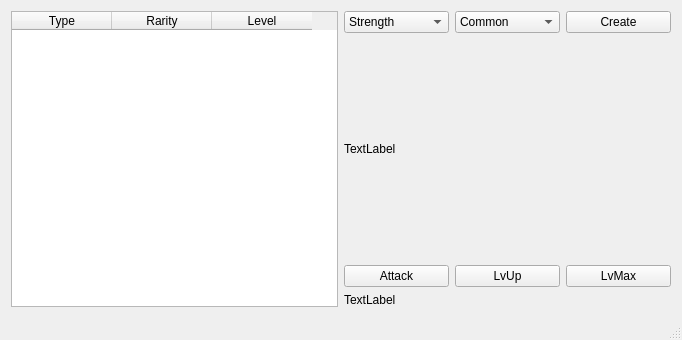
Shantom/PokeMon, file Client/mainwindow.ui: the form before one commit.
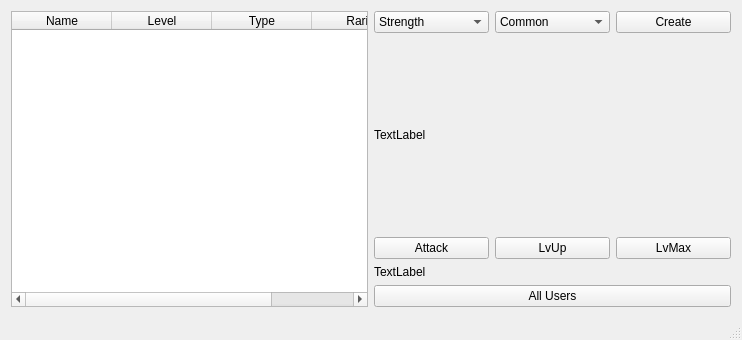
The form after the commit.

Commit message: 1.Users can check all users in client form 2.Users can check all his or her monsters in client form

What changed in the file:
```diff
--- a/Client/mainwindow.ui
+++ b/Client/mainwindow.ui
@@ -6,7 +6,7 @@
    <rect>
     <x>0</x>
     <y>0</y>
-    <width>682</width>
+    <width>742</width>
     <height>340</height>
    </rect>
   </property>
@@ -23,6 +23,16 @@
         <verstretch>0</verstretch>
        </sizepolicy>
       </property>
+      <column>
+       <property name="text">
+        <string>Name</string>
+       </property>
+      </column>
+      <column>
+       <property name="text">
+        <string>Level</string>
+       </property>
+      </column>
       <column>
        <property name="text">
         <string>Type</string>
@@ -33,11 +43,6 @@
         <string>Rarity</string>
        </property>
       </column>
-      <column>
-       <property name="text">
-        <string>Level</string>
-       </property>
-      </column>
      </widget>
     </item>
     <item>
@@ -152,6 +157,13 @@
         </property>
        </widget>
       </item>
+      <item>
+       <widget class="QPushButton" name="pushButton_allUsers">
+        <property name="text">
+         <string>All Users</string>
+        </property>
+       </widget>
+      </item>
      </layout>
     </item>
    </layout>
```
Left out of the diff: 2 changed lines with no effect on the pictures. The commit also changes 19 other files.
